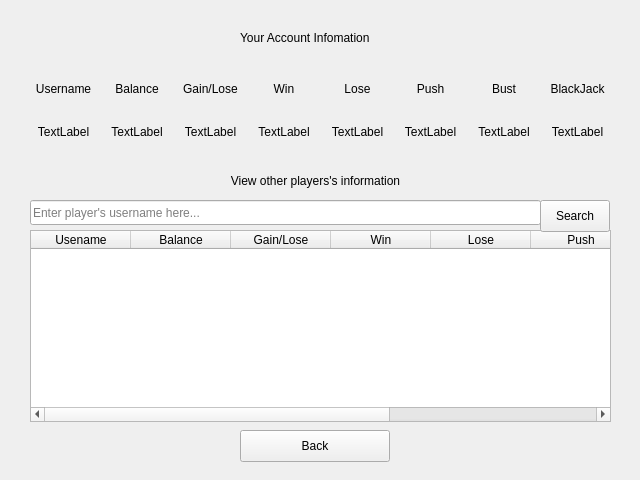
Old version of the form blackjack-client/ui/player_info.ui in the repository lehoangtran289/Blackjack.
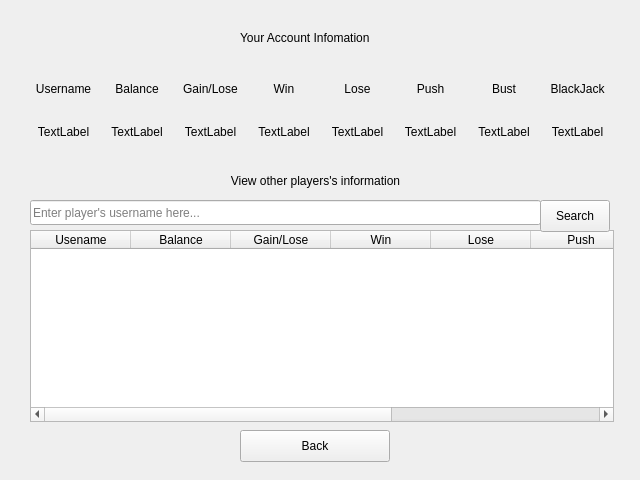
New version of the form.

Patch:
```diff
--- a/blackjack-client/ui/player_info.ui
+++ b/blackjack-client/ui/player_info.ui
@@ -245,10 +245,16 @@
     <rect>
      <x>30</x>
      <y>230</y>
-     <width>581</width>
+     <width>584</width>
      <height>192</height>
     </rect>
    </property>
+   <property name="sizePolicy">
+    <sizepolicy hsizetype="Fixed" vsizetype="Fixed">
+     <horstretch>0</horstretch>
+     <verstretch>0</verstretch>
+    </sizepolicy>
+   </property>
    <property name="editTriggers">
     <set>QAbstractItemView::NoEditTriggers</set>
    </property>
```
